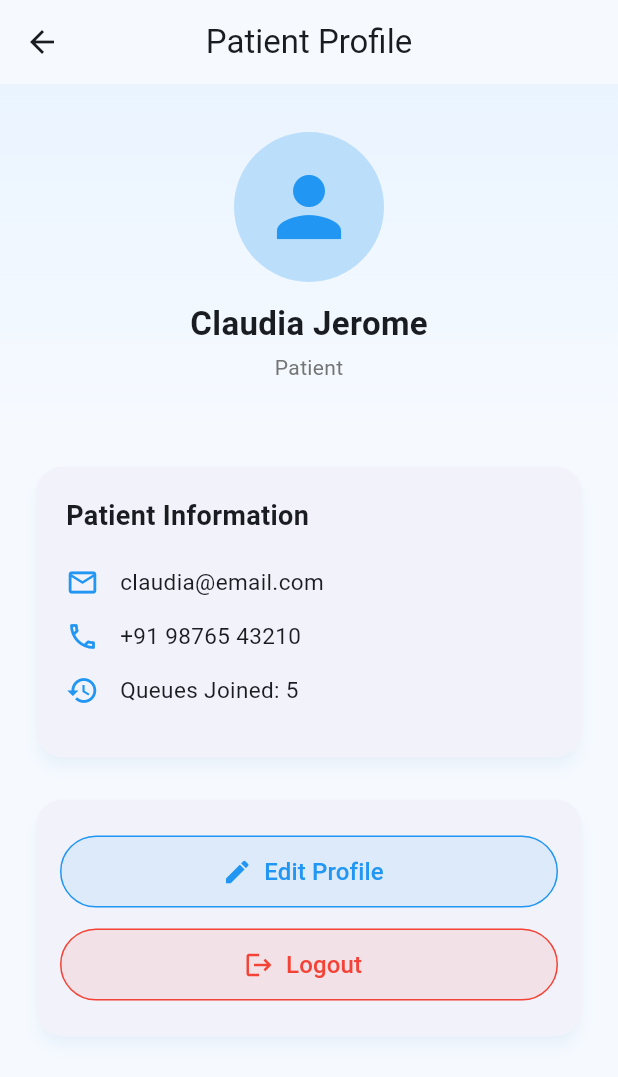
After one commit to kalviumcommunity/Mediqueue, a Flutter app: the PatientProfileScreen screen opened by its route, on a phone screen of 412 x 824 dp. The commit adds this screen. Shown: the top 1077 px of the screen. Run offline on Flutter 3.47's test engine with Material 3 defaults, Android fonts, the phone set to English and light mode, and no system bars; our stand-ins replace cloud_firestore, firebase_auth, firebase_core; accounts and stored records are empty.

Commit message:
profile page

```diff
--- a/mediqueue/lib/main.dart
+++ b/mediqueue/lib/main.dart
@@ -45,6 +45,7 @@ import 'screens/patient/patient_home_screen.dart';
 import 'screens/patient/join_queue_screen.dart';
 import 'screens/admin/admin_dashboard_screen.dart';
 import 'screens/admin/manage_queue_screen.dart';
+import 'screens/patient/patient_profile_screen.dart';
 
 void main() async {
   // Ensure Flutter bindings are initialized
@@ -91,6 +92,7 @@ class MediQueueApp extends StatelessWidget {
         "/join-queue": (context) => const JoinQueueScreen(),
         "/admin-dashboard": (context) => const AdminDashboardScreen(),
         "/manage-queue": (context) => const ManageQueueScreen(),
+        "/patient-profile": (context) => const PatientProfileScreen(),
       },
       // Handle unknown routes
       onUnknownRoute: (settings) {
--- a/mediqueue/lib/screens/patient/patient_home_screen.dart
+++ b/mediqueue/lib/screens/patient/patient_home_screen.dart
@@ -191,6 +191,8 @@ class PatientHomeScreen extends StatelessWidget {
         onTap: (index) {
           if (index == 1) {
             Navigator.pushNamed(context, '/join-queue');
+          } else if (index == 2) {
+            Navigator.pushNamed(context, '/patient-profile');
           }
         },
       ),
--- /dev/null
+++ b/mediqueue/lib/screens/patient/patient_profile_screen.dart
@@ -0,0 +1,212 @@
+import 'package:flutter/material.dart';
+
+class PatientProfileScreen extends StatelessWidget {
+  const PatientProfileScreen({super.key});
+
+  @override
+  Widget build(BuildContext context) {
+    return Scaffold(
+      backgroundColor: const Color(0xFFF6FAFF),
+      appBar: AppBar(
+        title: const Text('Patient Profile'),
+        centerTitle: true,
+        backgroundColor: Colors.transparent,
+        elevation: 0,
+      ),
+      body: SingleChildScrollView(
+        child: Column(
+          children: [
+            _buildHeader(),
+            const SizedBox(height: 20),
+            _buildInfoCard(),
+            const SizedBox(height: 20),
+            _buildActionCard(),
+            const SizedBox(height: 40),
+          ],
+        ),
+      ),
+    );
+  }
+
+  // ================= HEADER =================
+  Widget _buildHeader() {
+    return Container(
+      width: double.infinity,
+      padding: const EdgeInsets.symmetric(vertical: 32),
+      decoration: const BoxDecoration(
+        gradient: LinearGradient(
+          begin: Alignment.topCenter,
+          end: Alignment.bottomCenter,
+          colors: [
+            Color(0xFFEAF4FF),
+            Color(0xFFF6FAFF),
+          ],
+        ),
+      ),
+      child: Column(
+        children: [
+          Container(
+            padding: const EdgeInsets.all(18),
+            decoration: BoxDecoration(
+              shape: BoxShape.circle,
+              color: Colors.blue.shade100,
+            ),
+            child: const Icon(
+              Icons.person,
+              size: 64,
+              color: Colors.blue,
+            ),
+          ),
+          const SizedBox(height: 12),
+          const Text(
+            'Claudia Jerome',
+            style: TextStyle(
+              fontSize: 22,
+              fontWeight: FontWeight.bold,
+            ),
+          ),
+          const SizedBox(height: 4),
+          Text(
+            'Patient',
+            style: TextStyle(
+              fontSize: 14,
+              color: Colors.grey.shade600,
+            ),
+          ),
+        ],
+      ),
+    );
+  }
+
+  // ================= INFO CARD =================
+  Widget _buildInfoCard() {
+    return Padding(
+      padding: const EdgeInsets.symmetric(horizontal: 20),
+      child: Card(
+        elevation: 4,
+        shadowColor: Colors.blue.withOpacity(0.1),
+        shape: RoundedRectangleBorder(
+          borderRadius: BorderRadius.circular(18),
+        ),
+        child: Padding(
+          padding: const EdgeInsets.all(20),
+          child: Column(
+            crossAxisAlignment: CrossAxisAlignment.start,
+            children: const [
+              Text(
+                'Patient Information',
+                style: TextStyle(
+                  fontSize: 18,
+                  fontWeight: FontWeight.w600,
+                ),
+              ),
+              SizedBox(height: 20),
+              _InfoRow(
+                icon: Icons.email_outlined,
+                text: 'claudia@email.com',
+              ),
+              _InfoRow(
+                icon: Icons.phone_outlined,
+                text: '+91 98765 43210',
+              ),
+              _InfoRow(
+                icon: Icons.history,
+                text: 'Queues Joined: 5',
+              ),
+            ],
+          ),
+        ),
+      ),
+    );
+  }
+
+  // ================= ACTION CARD =================
+  Widget _buildActionCard() {
+    return Padding(
+      padding: const EdgeInsets.symmetric(horizontal: 20),
+      child: Card(
+        elevation: 4,
+        shadowColor: Colors.blue.withOpacity(0.1),
+        shape: RoundedRectangleBorder(
+          borderRadius: BorderRadius.circular(18),
+        ),
+        child: Padding(
+          padding: const EdgeInsets.symmetric(vertical: 24, horizontal: 16),
+          child: Column(
+            children: [
+              _actionButton(
+                icon: Icons.edit,
+                label: 'Edit Profile',
+                color: Colors.blue,
+                onTap: () {},
+              ),
+              const SizedBox(height: 14),
+              _actionButton(
+                icon: Icons.logout,
+                label: 'Logout',
+                color: Colors.red,
+                onTap: () {},
+              ),
+            ],
+          ),
+        ),
+      ),
+    );
+  }
+
+  Widget _actionButton({
+    required IconData icon,
+    required String label,
+    required Color color,
+    required VoidCallback onTap,
+  }) {
+    return SizedBox(
+      width: double.infinity,
+      height: 48,
+      child: ElevatedButton.icon(
+        onPressed: onTap,
+        icon: Icon(icon, size: 20),
+        label: Text(
+          label,
+          style: const TextStyle(fontSize: 16),
+        ),
+        style: ElevatedButton.styleFrom(
+          backgroundColor: color.withOpacity(0.1),
+          foregroundColor: color,
+          elevation: 0,
+          shape: RoundedRectangleBorder(
+            borderRadius: BorderRadius.circular(30),
+            side: BorderSide(color: color),
+          ),
+        ),
+      ),
+    );
+  }
+}
+
+// ================= INFO ROW =================
+class _InfoRow extends StatelessWidget {
+  final IconData icon;
+  final String text;
+
+  const _InfoRow({required this.icon, required this.text});
+
+  @override
+  Widget build(BuildContext context) {
+    return Padding(
+      padding: const EdgeInsets.only(bottom: 14),
+      child: Row(
+        children: [
+          Icon(icon, size: 22, color: Colors.blue),
+          const SizedBox(width: 14),
+          Expanded(
+            child: Text(
+              text,
+              style: const TextStyle(fontSize: 15),
+            ),
+          ),
+        ],
+      ),
+    );
+  }
+}
```
Also changed, not shown: mediqueue/lib/screens/admin/admin_profile_screen.dart (added, +128 -0 lines), mediqueue/lib/widgets/profile_header.dart (added, +57 -0 lines), 1 other file.
